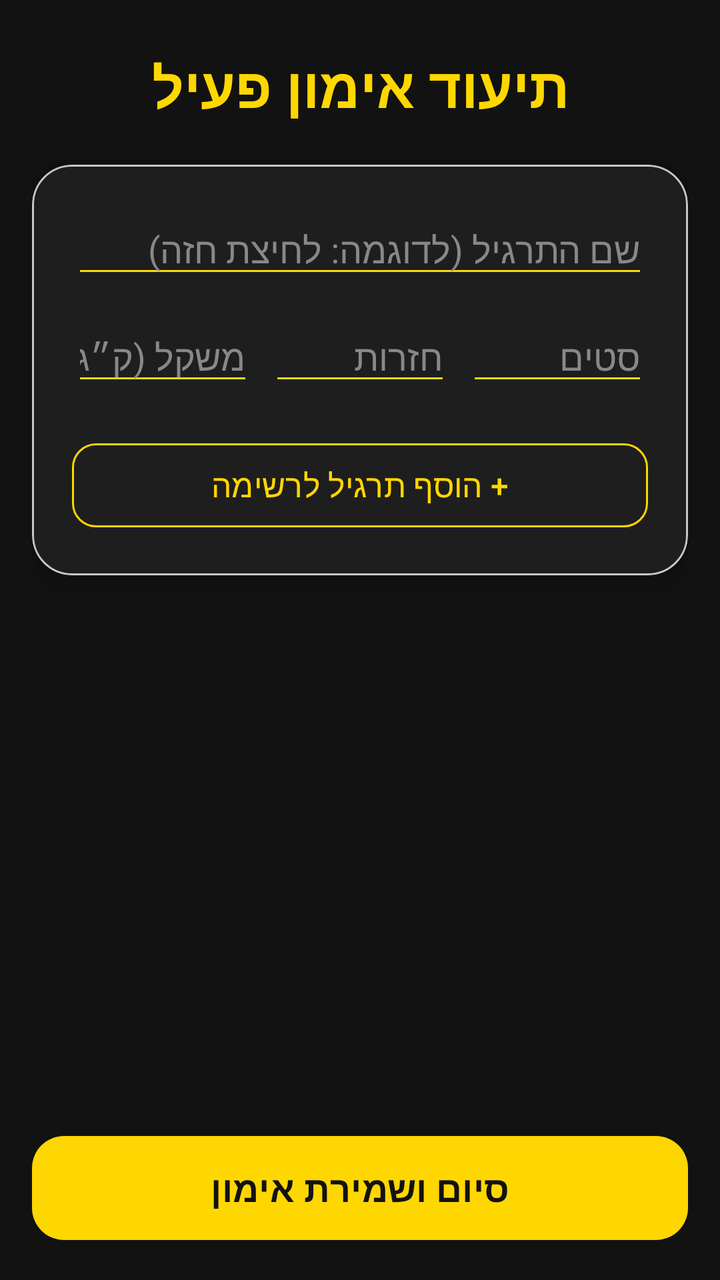
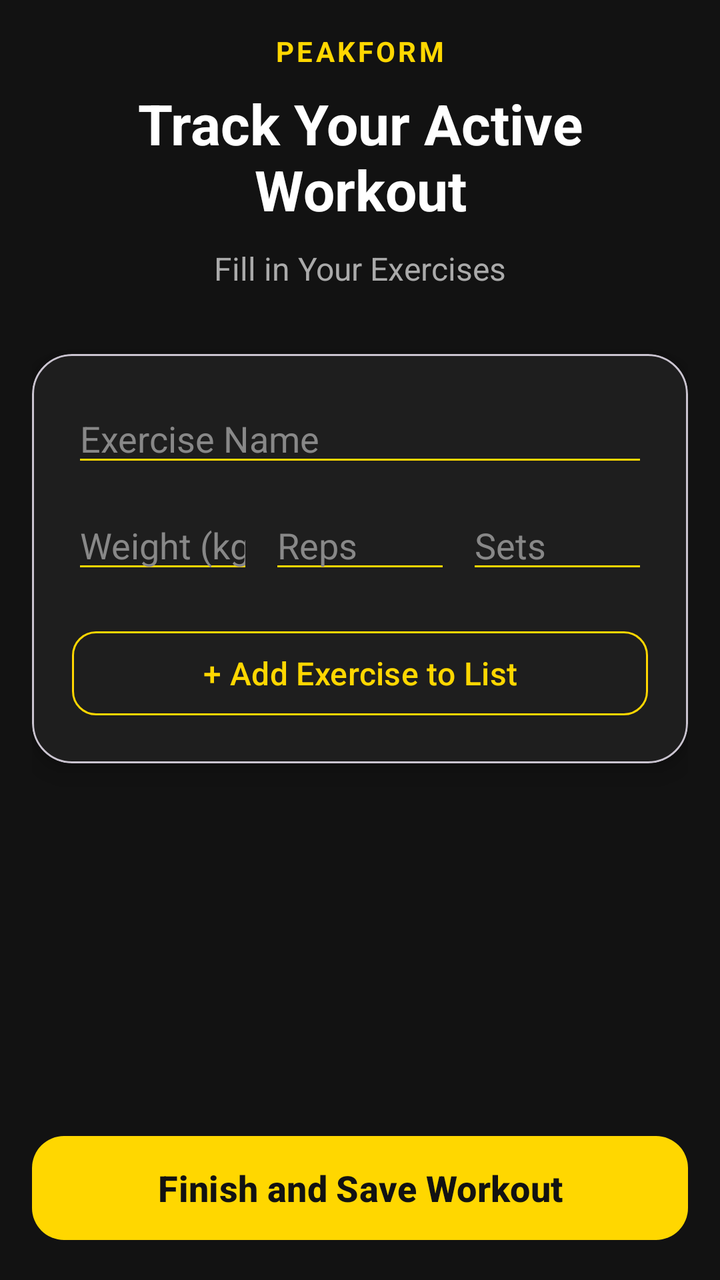

Screens rendered from an Android XML layout before and after an edit, with the pre-edit source and the edit as a unified diff.
<!-- AndroidManifest.xml: application theme Theme.PeakFitA -->
<!-- res/layout/activity_workout_details.xml -->
<?xml version="1.0" encoding="utf-8"?>
<LinearLayout xmlns:android="http://schemas.android.com/apk/res/android"
    xmlns:app="http://schemas.android.com/apk/res-auto"
    android:layout_width="match_parent"
    android:layout_height="match_parent"
    android:orientation="vertical"
    android:padding="16dp"
    android:background="#121212"
    android:layoutDirection="rtl">

    <TextView
        android:id="@+id/tvActiveWorkoutTitle"
        android:layout_width="match_parent"
        android:layout_height="wrap_content"
        android:text="תיעוד אימון פעיל"
        android:textSize="28sp"
        android:textStyle="bold"
        android:gravity="center"
        android:textColor="#FFD700"
        android:layout_marginTop="8dp"
        android:layout_marginBottom="20dp" />

    <com.google.android.material.card.MaterialCardView
        android:layout_width="match_parent"
        android:layout_height="wrap_content"
        app:cardBackgroundColor="#1E1E1E"
        app:cardCornerRadius="20dp"
        app:cardElevation="8dp"
        android:layout_marginBottom="16dp">

        <LinearLayout
            android:layout_width="match_parent"
            android:layout_height="wrap_content"
            android:orientation="vertical"
            android:padding="20dp">

            <EditText
                android:id="@+id/etExerciseName"
                android:layout_width="match_parent"
                android:layout_height="wrap_content"
                android:hint="שם התרגיל (לדוגמה: לחיצת חזה)"
                android:textColor="#FFFFFF"
                android:textColorHint="#888888"
                android:backgroundTint="#FFD700"
                android:layout_marginBottom="12dp"/>

            <TextView
                android:id="@+id/tvLastTimeHint"
                android:layout_width="match_parent"
                android:layout_height="wrap_content"
                android:textColor="#AAAAAA"
                android:textSize="13sp"
                android:textStyle="italic"
                android:visibility="gone"
                android:layout_marginBottom="12dp"/>

            <LinearLayout
                android:layout_width="match_parent"
                android:layout_height="wrap_content"
                android:orientation="horizontal"
                android:baselineAligned="false"
                android:weightSum="3">

                <EditText
                    android:id="@+id/etSets"
                    android:layout_width="0dp"
                    android:layout_height="wrap_content"
                    android:layout_weight="1"
                    android:hint="סטים"
                    android:textColor="#FFFFFF"
                    android:textColorHint="#888888"
                    android:backgroundTint="#FFD700"
                    android:inputType="number"
                    android:layout_marginEnd="8dp"/>

                <EditText
                    android:id="@+id/etReps"
                    android:layout_width="0dp"
                    android:layout_height="wrap_content"
                    android:layout_weight="1"
                    android:hint="חזרות"
                    android:textColor="#FFFFFF"
                    android:textColorHint="#888888"
                    android:backgroundTint="#FFD700"
                    android:inputType="number"
                    android:layout_marginEnd="8dp"/>

                <EditText
                    android:id="@+id/etWeight"
                    android:layout_width="0dp"
                    android:layout_height="wrap_content"
                    android:layout_weight="1"
                    android:hint="משקל (ק״ג)"
                    android:textColor="#FFFFFF"
                    android:textColorHint="#888888"
                    android:backgroundTint="#FFD700"
                    android:inputType="numberDecimal" />
            </LinearLayout>

            <com.google.android.material.button.MaterialButton
                android:id="@+id/btnAddExercise"
                android:layout_width="match_parent"
                android:layout_height="50dp"
                android:text="+ הוסף תרגיל לרשימה"
                android:textSize="16sp"
                android:layout_marginTop="20dp"
                app:backgroundTint="#1E1E1E"
                app:strokeColor="#FFD700"
                app:strokeWidth="1dp"
                app:cornerRadius="12dp"
                android:textColor="#FFD700"/>
        </LinearLayout>
    </com.google.android.material.card.MaterialCardView>

    <androidx.recyclerview.widget.RecyclerView
        android:id="@+id/rvExercises"
        android:layout_width="match_parent"
        android:layout_height="0dp"
        android:layout_weight="1"
        android:layout_marginBottom="16dp"
        android:clipToPadding="false"/>

    <com.google.android.material.button.MaterialButton
        android:id="@+id/btnEndWorkout"
        android:layout_width="match_parent"
        android:layout_height="60dp"
        android:text="סיום ושמירת אימון"
        android:textSize="18sp"
        android:textStyle="bold"
        app:backgroundTint="#FFD700"
        app:cornerRadius="16dp"
        android:textColor="#121212" />

</LinearLayout>
<!-- resources referenced by this layout -->
<resources>
  <style name="Theme.PeakFitA" parent="Base.Theme.PeakFitA" />
  <style name="Base.Theme.PeakFitA" parent="Theme.Material3.DayNight.NoActionBar">
          
          
      </style>
</resources>

<!-- the commit's change to res/layout/activity_workout_details.xml (unified diff, before → after) -->
@@ -7,18 +7,42 @@
     android:padding="16dp"
     android:background="#121212"
     android:layoutDirection="rtl">
-
-    <TextView
-        android:id="@+id/tvActiveWorkoutTitle"
+    <LinearLayout
         android:layout_width="match_parent"
         android:layout_height="wrap_content"
-        android:text="תיעוד אימון פעיל"
-        android:textSize="28sp"
-        android:textStyle="bold"
+        android:orientation="vertical"
         android:gravity="center"
-        android:textColor="#FFD700"
-        android:layout_marginTop="8dp"
-        android:layout_marginBottom="20dp" />
+        android:layout_marginBottom="32dp">
+
+        <TextView
+            android:layout_width="wrap_content"
+            android:layout_height="wrap_content"
+            android:text="PEAKFORM"
+            android:textColor="#FFD700"
+            android:textSize="14sp"
+            android:textStyle="bold"
+            android:letterSpacing="0.1" />
+
+        <TextView
+            android:id="@+id/tvActiveWorkoutTitle"
+            android:layout_width="match_parent"
+            android:layout_height="wrap_content"
+            android:text="Track Your Active Workout"
+            android:textSize="28sp"
+            android:textStyle="bold"
+            android:gravity="center"
+            android:textColor="#FFFFFF"
+            android:layout_marginTop="8dp"
+            android:layout_marginBottom="2dp" />
+
+        <TextView
+            android:layout_width="wrap_content"
+            android:layout_height="wrap_content"
+            android:text="Fill in Your Exercises"
+            android:textColor="#AAAAAA"
+            android:textSize="16sp"
+            android:layout_marginTop="8dp" />
+    </LinearLayout>
 
     <com.google.android.material.card.MaterialCardView
         android:layout_width="match_parent"
@@ -38,7 +62,7 @@
                 android:id="@+id/etExerciseName"
                 android:layout_width="match_parent"
                 android:layout_height="wrap_content"
-                android:hint="שם התרגיל (לדוגמה: לחיצת חזה)"
+                android:hint="Exercise Name"
                 android:textColor="#FFFFFF"
                 android:textColorHint="#888888"
                 android:backgroundTint="#FFD700"
@@ -66,7 +90,7 @@
                     android:layout_width="0dp"
                     android:layout_height="wrap_content"
                     android:layout_weight="1"
-                    android:hint="סטים"
+                    android:hint="Sets"
                     android:textColor="#FFFFFF"
                     android:textColorHint="#888888"
                     android:backgroundTint="#FFD700"
@@ -78,7 +102,7 @@
                     android:layout_width="0dp"
                     android:layout_height="wrap_content"
                     android:layout_weight="1"
-                    android:hint="חזרות"
+                    android:hint="Reps"
                     android:textColor="#FFFFFF"
                     android:textColorHint="#888888"
                     android:backgroundTint="#FFD700"
@@ -90,7 +114,7 @@
                     android:layout_width="0dp"
                     android:layout_height="wrap_content"
                     android:layout_weight="1"
-                    android:hint="משקל (ק״ג)"
+                    android:hint="Weight (kg)"
                     android:textColor="#FFFFFF"
                     android:textColorHint="#888888"
                     android:backgroundTint="#FFD700"
@@ -101,7 +125,7 @@
                 android:id="@+id/btnAddExercise"
                 android:layout_width="match_parent"
                 android:layout_height="50dp"
-                android:text="+ הוסף תרגיל לרשימה"
+                android:text="+ Add Exercise to List"
                 android:textSize="16sp"
                 android:layout_marginTop="20dp"
                 app:backgroundTint="#1E1E1E"
@@ -124,7 +148,7 @@
         android:id="@+id/btnEndWorkout"
         android:layout_width="match_parent"
         android:layout_height="60dp"
-        android:text="סיום ושמירת אימון"
+        android:text="Finish and Save Workout"
         android:textSize="18sp"
         android:textStyle="bold"
         app:backgroundTint="#FFD700"
